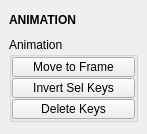
The window that tentacle/ui/animation.ui (m3trik/tentacle) describes before a commit, drawn with Qt 5.
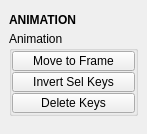
The same window after the commit. Custom widgets are drawn as their Qt base class.

```diff
--- a/tentacle/ui/animation.ui
+++ b/tentacle/ui/animation.ui
@@ -37,6 +37,11 @@
   <widget class="QWidget" name="central_widget">
    <layout class="QVBoxLayout" name="verticalLayout_2">
     <item>
+     <layout class="QVBoxLayout" name="verticalLayout">
+      <property name="spacing">
+       <number>0</number>
+      </property>
+      <item>
      <widget class="DraggableHeader" name="draggableHeader">
       <property name="minimumSize">
        <size>
@@ -62,11 +67,6 @@
      </widget>
     </item>
     <item>
-     <layout class="QVBoxLayout" name="verticalLayout">
-      <property name="spacing">
-       <number>0</number>
-      </property>
-      <item>
        <widget class="QGroupBox" name="face">
         <property name="minimumSize">
          <size>
```
Left out of the diff: 2 changed lines with no effect on the pictures. Lines whose indentation alone changed are shown as unchanged.
